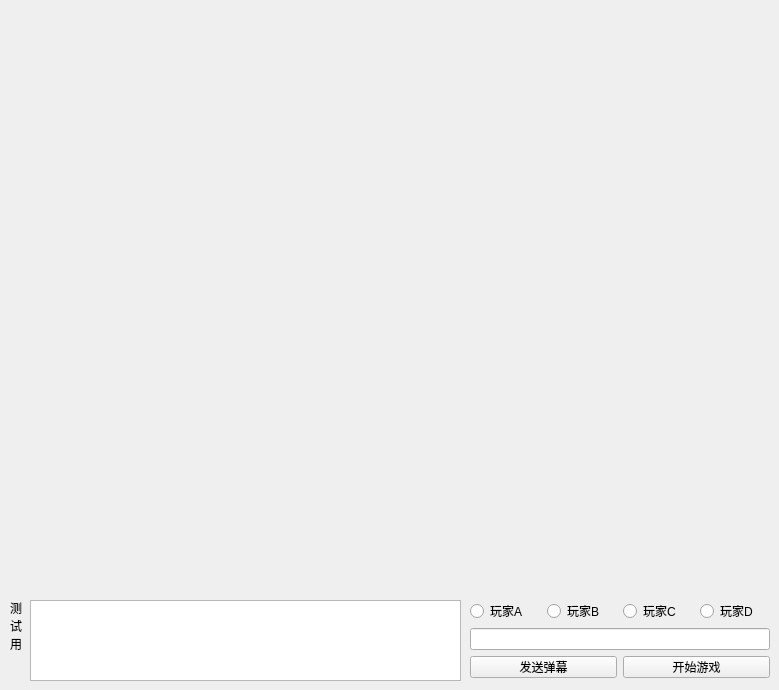
First picture: the form in mainwindow.ui, repository translee/BombFightGame, before the edit.
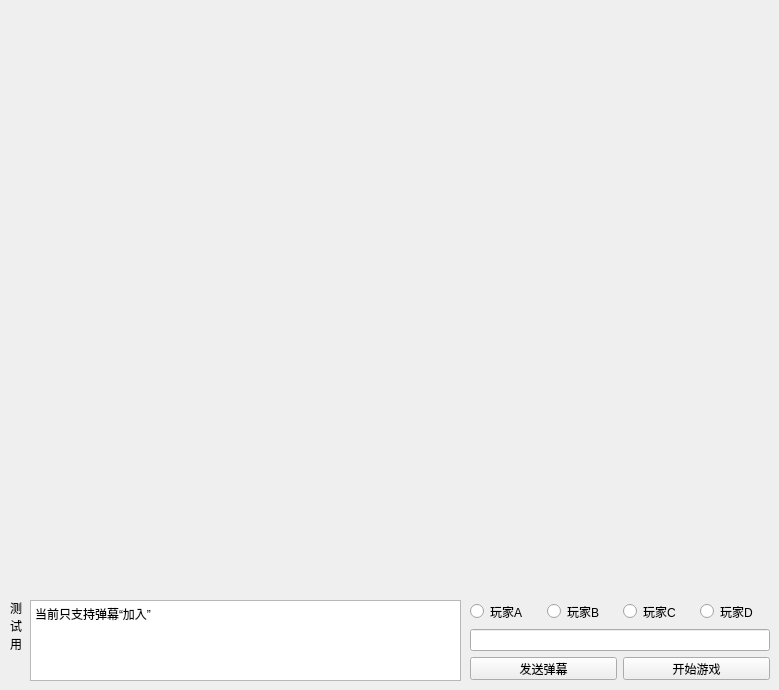
Second picture: the form after the edit.

What changed in the file:
```diff
--- a/mainwindow.ui
+++ b/mainwindow.ui
@@ -34,6 +34,13 @@
       <height>81</height>
      </rect>
     </property>
+    <property name="html">
+     <string>&lt;!DOCTYPE HTML PUBLIC &quot;-//W3C//DTD HTML 4.0//EN&quot; &quot;http://www.w3.org/TR/REC-html40/strict.dtd&quot;&gt;
+&lt;html&gt;&lt;head&gt;&lt;meta name=&quot;qrichtext&quot; content=&quot;1&quot; /&gt;&lt;meta charset=&quot;utf-8&quot; /&gt;&lt;style type=&quot;text/css&quot;&gt;
+p, li { white-space: pre-wrap; }
+&lt;/style&gt;&lt;/head&gt;&lt;body style=&quot; font-family:'Microsoft YaHei UI'; font-size:9pt; font-weight:400; font-style:normal;&quot;&gt;
+&lt;p style=&quot; margin-top:0px; margin-bottom:0px; margin-left:0px; margin-right:0px; -qt-block-indent:0; text-indent:0px;&quot;&gt;当前只支持弹幕“加入”&lt;/p&gt;&lt;/body&gt;&lt;/html&gt;</string>
+    </property>
    </widget>
    <widget class="QWidget" name="verticalLayoutWidget_2">
     <property name="geometry">
@@ -67,7 +74,7 @@
       <x>470</x>
       <y>600</y>
       <width>300</width>
-      <height>79</height>
+      <height>81</height>
      </rect>
     </property>
     <layout class="QGridLayout" name="gridLayout">
```
Left out of the diff: 62 changed lines with no effect on the pictures.
